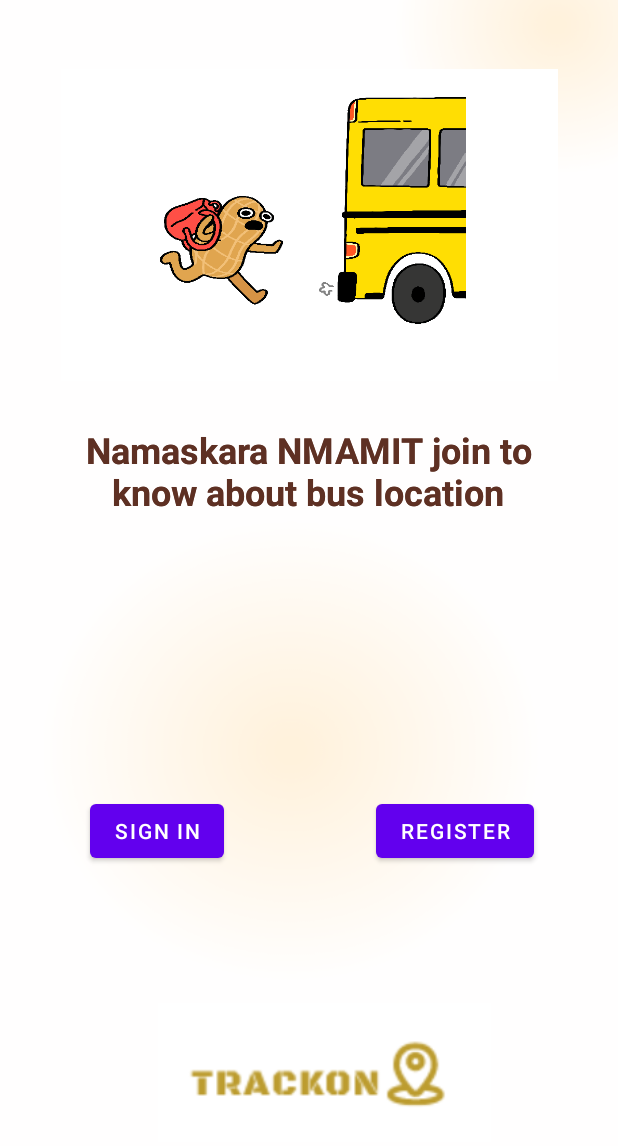
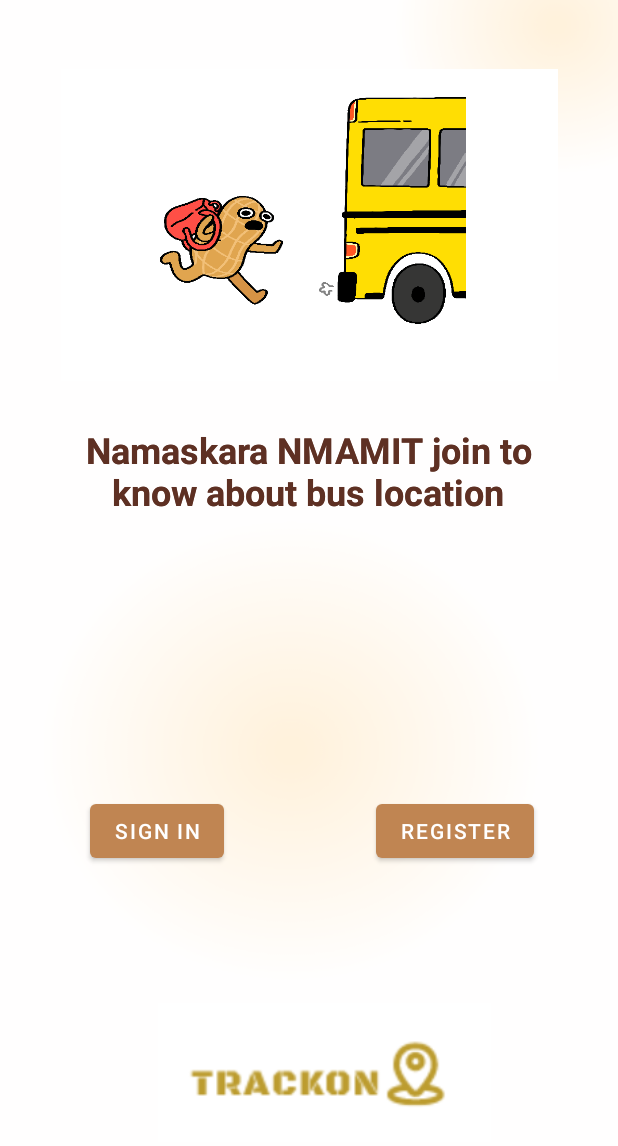
Before and after one commit to rjsaurav13/TrackOn, an Android app: the screen it shows after launch (Home), on a phone screen of 412 x 824 dp. Shown: the top 1146 px of the screen. Run offline under Robolectric (Android 15) with nearby library versions, the phone set to English and light mode, and no system bars; Roboto replaces fonts that are not available here.

Commit message:
Update themes.xml

```diff
--- a/TrackON/app/src/main/res/values/themes.xml
+++ b/TrackON/app/src/main/res/values/themes.xml
@@ -2,8 +2,8 @@
     <!-- Base application theme. -->
     <style name="Theme.MyApplication" parent="Theme.MaterialComponents.DayNight.DarkActionBar">
         <!-- Primary brand color. -->
-        <item name="colorPrimary">@color/purple_500</item>
-        <item name="colorPrimaryVariant">@color/purple_700</item>
+        <item name="colorPrimary">#c08552</item>
+        <item name="colorPrimaryVariant">#f7c580</item>
         <item name="colorOnPrimary">@color/white</item>
         <!-- Secondary brand color. -->
         <item name="colorSecondary">@color/teal_200</item>
```
